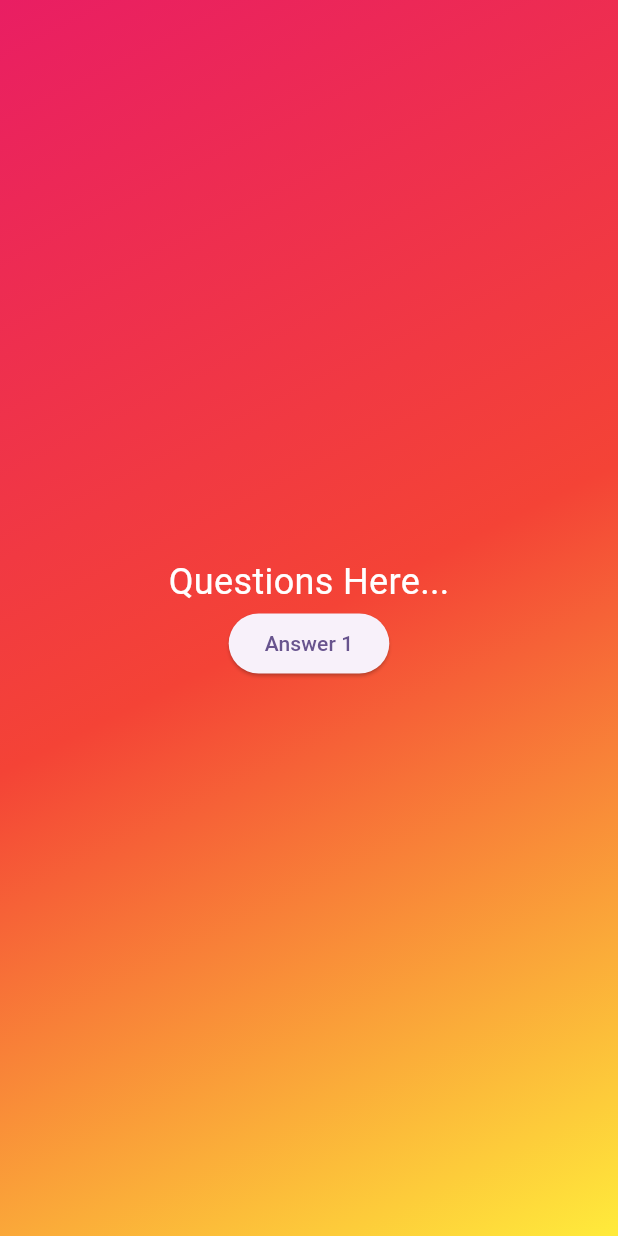
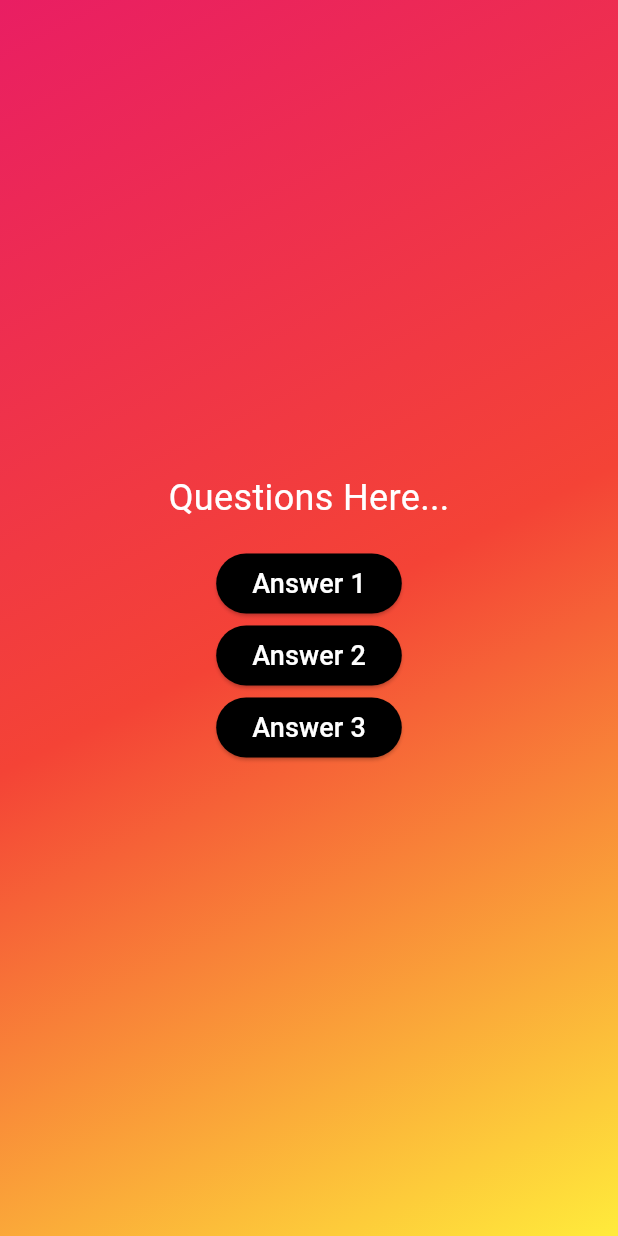
Before and after one commit to adogbeji/FlutterQuizApp1, a Flutter app: the screen it shows after launch, after a tap on "Start Quiz", on a phone screen of 412 x 824 dp. Run offline on Flutter 3.47's test engine with Material 3 defaults, Android fonts, the phone set to English and light mode, and no system bars.

Commit message:
Add placeholder buttons to questions screen & add starting code for AnswerButton widget

```diff
--- /dev/null
+++ b/lib/views/answer_button.dart
@@ -0,0 +1,14 @@
+import 'package:flutter/material.dart';
+
+class AnswerButton extends StatelessWidget {
+  const AnswerButton({super.key});
+
+  @override
+  Widget build(BuildContext context) {
+    return const Scaffold(
+      body: Center(
+        child: Text('Answer Button'),
+      ),
+    );
+  }
+}
--- a/lib/views/questions_screen.dart
+++ b/lib/views/questions_screen.dart
@@ -22,9 +22,49 @@ class _QuestionsScreenState extends State<QuestionsScreen> {
               color: Colors.white,
             ),
           ),
+
+          const SizedBox(height: 16,),
+
           ElevatedButton(
             onPressed: () {},
-            child: const Text('Answer 1'),
+            style: ElevatedButton.styleFrom(
+              foregroundColor: Colors.white,
+              backgroundColor: Colors.black,
+            ),
+            child: const Text(
+              'Answer 1',
+              style: TextStyle(
+                fontSize: 18,
+              ),
+            ),
+          ),
+
+          ElevatedButton(
+            onPressed: () {},
+            style: ElevatedButton.styleFrom(
+              foregroundColor: Colors.white,
+              backgroundColor: Colors.black,
+            ),
+            child: const Text(
+              'Answer 2',
+              style: TextStyle(
+                fontSize: 18,
+              ),
+            ),
+          ),
+
+          ElevatedButton(
+            onPressed: () {},
+            style: ElevatedButton.styleFrom(
+              foregroundColor: Colors.white,
+              backgroundColor: Colors.black,
+            ),
+            child: const Text(
+              'Answer 3',
+              style: TextStyle(
+                fontSize: 18,
+              ),
+            ),
           ),
         ],
       ),
```
